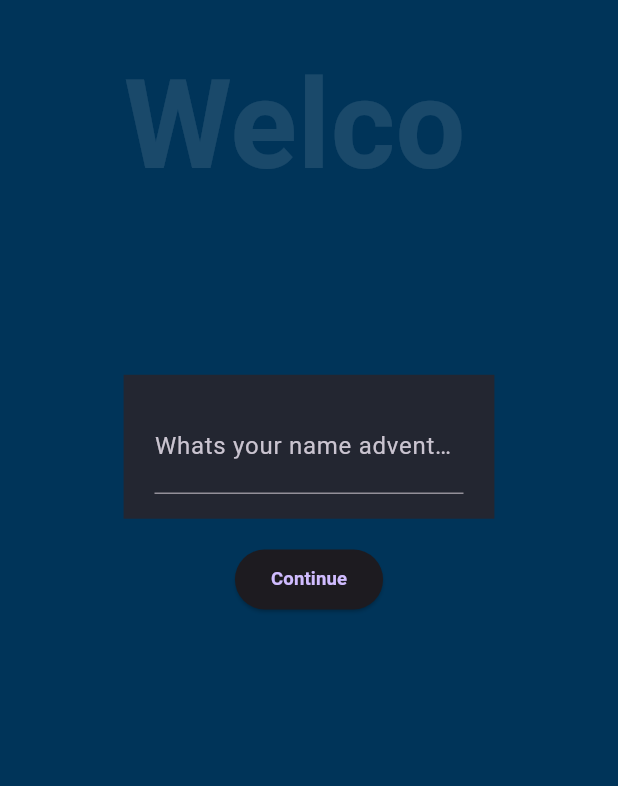
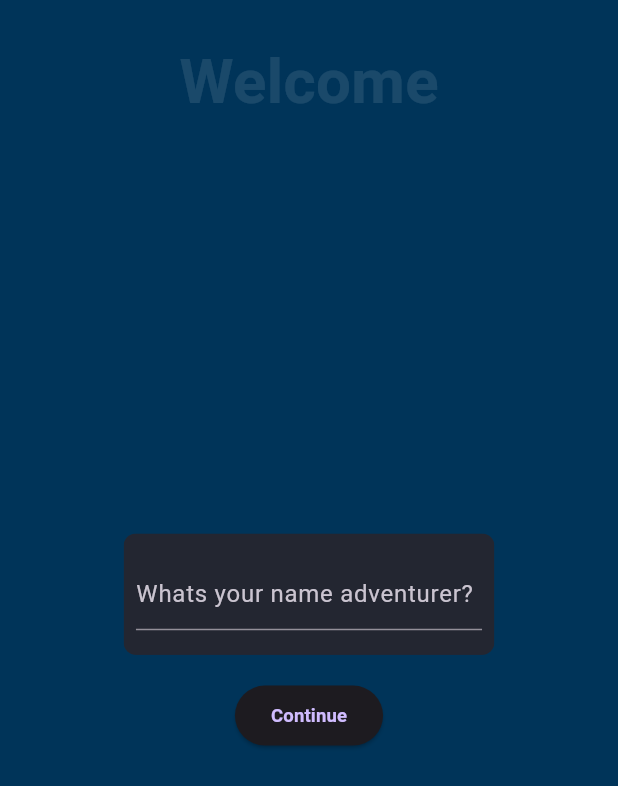
Before and after one commit to Gabriel-Salvan/RPG-demo, a Flutter app: the screen it shows after launch, on a phone screen of 412 x 824 dp. Shown: the top 786 px of the screen. Run offline on Flutter 3.47's test engine with Material 3 defaults, Android fonts, the phone set to English and light mode, and no system bars.

Commit message:
rounded corners textfield commit

```diff
--- a/lib/app/UI/initialScreen.dart
+++ b/lib/app/UI/initialScreen.dart
@@ -13,32 +13,34 @@ class InitialScreen extends StatelessWidget {
       Column(children:[
           Padding(
               padding: EdgeInsets.symmetric(
-                horizontal:MediaQuery.of(context).size.width*0.2,
+                horizontal:MediaQuery.of(context).size.width*0.1,
                 vertical:MediaQuery.of(context).size.height*0.03),
               child: Text("Welcome",
                 maxLines: 1,
                 style: TextStyle(
                   fontWeight: FontWeight.bold,
                   color: Colors.white10,
-                  fontSize: MediaQuery.of(context).size.width*0.2),)),
+                  fontSize: MediaQuery.of(context).size.width*0.1),)),
           Padding(
               padding: EdgeInsets.only(
                 left:MediaQuery.of(context).size.width * 0.2,
-                top:MediaQuery.of(context).size.height * 0.1,
+                top:MediaQuery.of(context).size.height * 0.3,
                 right:MediaQuery.of(context).size.width * 0.2),
-              child: Container(
-                color: const Color.fromARGB(255, 35, 38, 49),
-                padding: EdgeInsets.symmetric(
-                  vertical: MediaQuery.of(context).size.height * 0.02,
-                  horizontal: MediaQuery.of(context).size.width * 0.05),
+              child: ClipRRect(
+                borderRadius: BorderRadius.circular(MediaQuery.of(context).size.width*0.02),
+                child:Container(
+                  color: const Color.fromARGB(255, 35, 38, 49),
+                  padding: EdgeInsets.symmetric(
+                    vertical: MediaQuery.of(context).size.height * 0.02,
+                    horizontal: MediaQuery.of(context).size.width * 0.02),
                 child: TextField(
                   maxLines: 1,
                   decoration: const InputDecoration(
                     labelText: ('Whats your name adventurer?')),
                   style: TextStyle(
-                    fontSize: MediaQuery.of(context).size.width * 0.05,
+                    fontSize: MediaQuery.of(context).size.width * 0.02,
                     fontStyle: FontStyle.italic,
-                    color: const Color.fromARGB(255, 255, 255, 255) ),),),),
+                    color: const Color.fromARGB(255, 255, 255, 255) ),),),)),
           Padding(
               padding: EdgeInsets.symmetric(
                 vertical: MediaQuery.of(context).size.height * 0.02,
```
